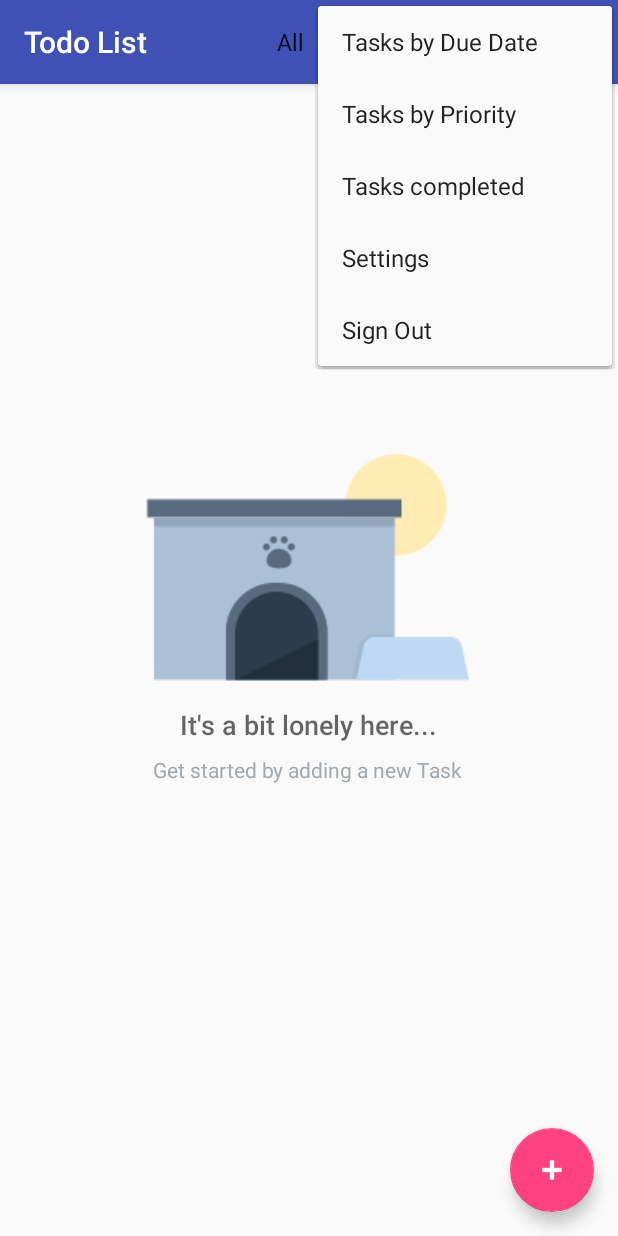
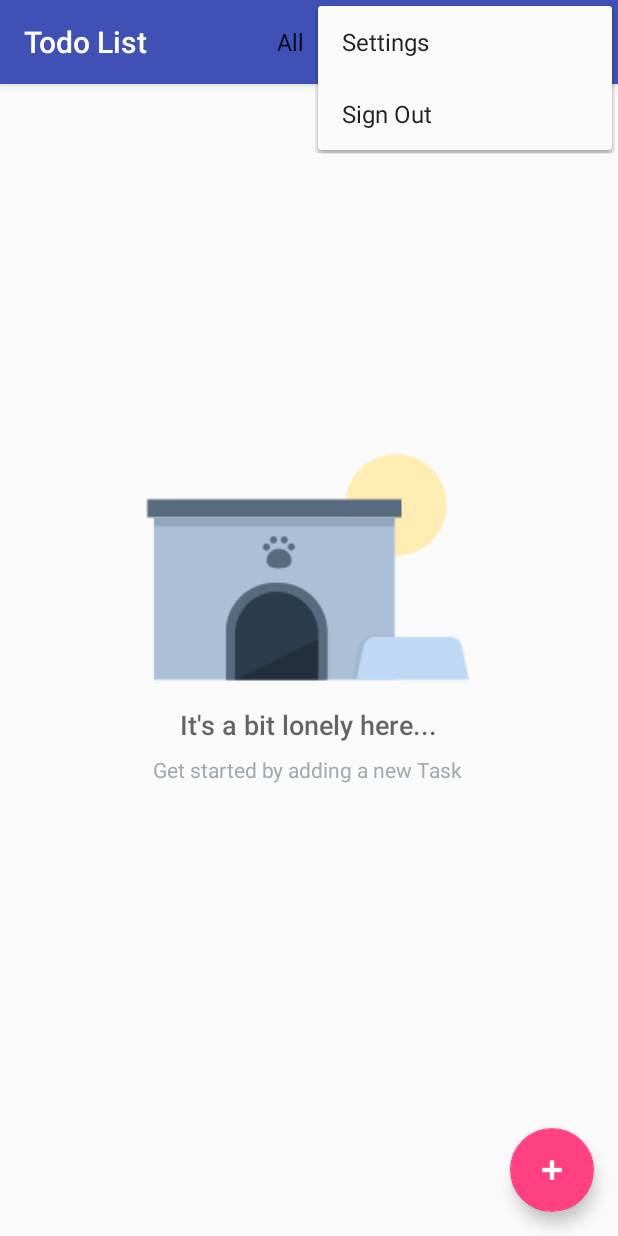
Before and after one commit to arunditti/TodoList, an Android app: the screen it shows after launch (MainActivity), with the options menu open, on a phone screen of 412 x 824 dp. Run offline under Robolectric (Android 15) with nearby library versions, the phone set to English and light mode, and no system bars; our stand-ins replace ButterKnife, Firebase (no records; nobody signed in at launch, a user with empty details on screens opened directly), Room's generated code; libraries missing offline, so code that uses them is left out: com.firebase.ui; 2 statements that could not run were skipped.

```diff
--- a/app/src/main/java/com/arunditti/android/todolist/ui/activities/MainActivity.java
+++ b/app/src/main/java/com/arunditti/android/todolist/ui/activities/MainActivity.java
@@ -38,7 +38,7 @@ public class MainActivity extends AppCompatActivity implements MainActivityFragm
         setSupportActionBar(toolbar);
 
 
-        //        // Initialize Firebase components
+        // Initialize Firebase components
         mFirebaseAuth = FirebaseAuth.getInstance();
 
         mAuthStateListener = new FirebaseAuth.AuthStateListener() {
--- a/app/src/main/res/menu/main_menu.xml
+++ b/app/src/main/res/menu/main_menu.xml
@@ -8,18 +8,6 @@
         app:showAsAction="never"/>
 
     <item
-        android:id="@+id/task_by_due_date"
-        android:title="@string/task_by_due_date" />
-
-    <item
-        android:id="@+id/task_by_priority"
-        android:title="@string/task_by_priority" />
-
-    <item
-        android:id="@+id/task_completed"
-        android:title="@string/task_completed" />
-
-    <item
         android:id="@+id/sign_out_menu"
         android:title="@string/sign_out"
         android:orderInCategory="200"
```
Also changed, not shown: app/src/main/java/com/arunditti/android/todolist/ui/activities/AddTaskActivity.java (+26 -19 lines), app/src/main/java/com/arunditti/android/todolist/ui/fragments/MainActivityFragment.java (+0 -13 lines).
